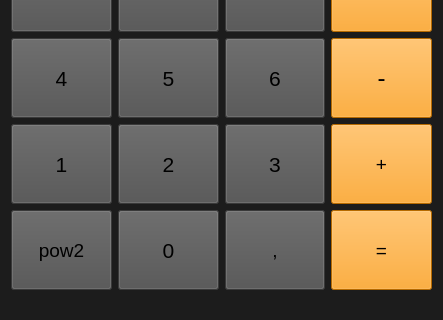
The window that kalkulator/kalkulator.ui (AlexOfRivia/QtCalculator) describes before a commit, drawn with Qt 5; both pictures show x 0 to 443 and y 307 to 627 of the 443 by 627 pixel window.
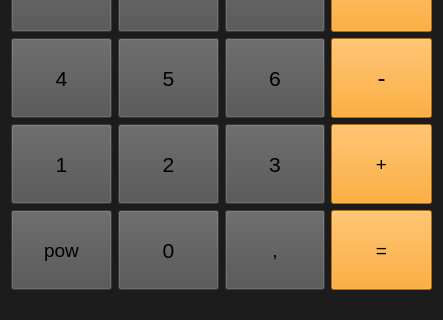
The same window after the commit.

```diff
--- a/kalkulator/kalkulator.ui
+++ b/kalkulator/kalkulator.ui
@@ -81,7 +81,7 @@
 </string>
         </property>
         <property name="text">
-         <string>pow2</string>
+         <string>pow</string>
         </property>
        </widget>
       </item>
```
